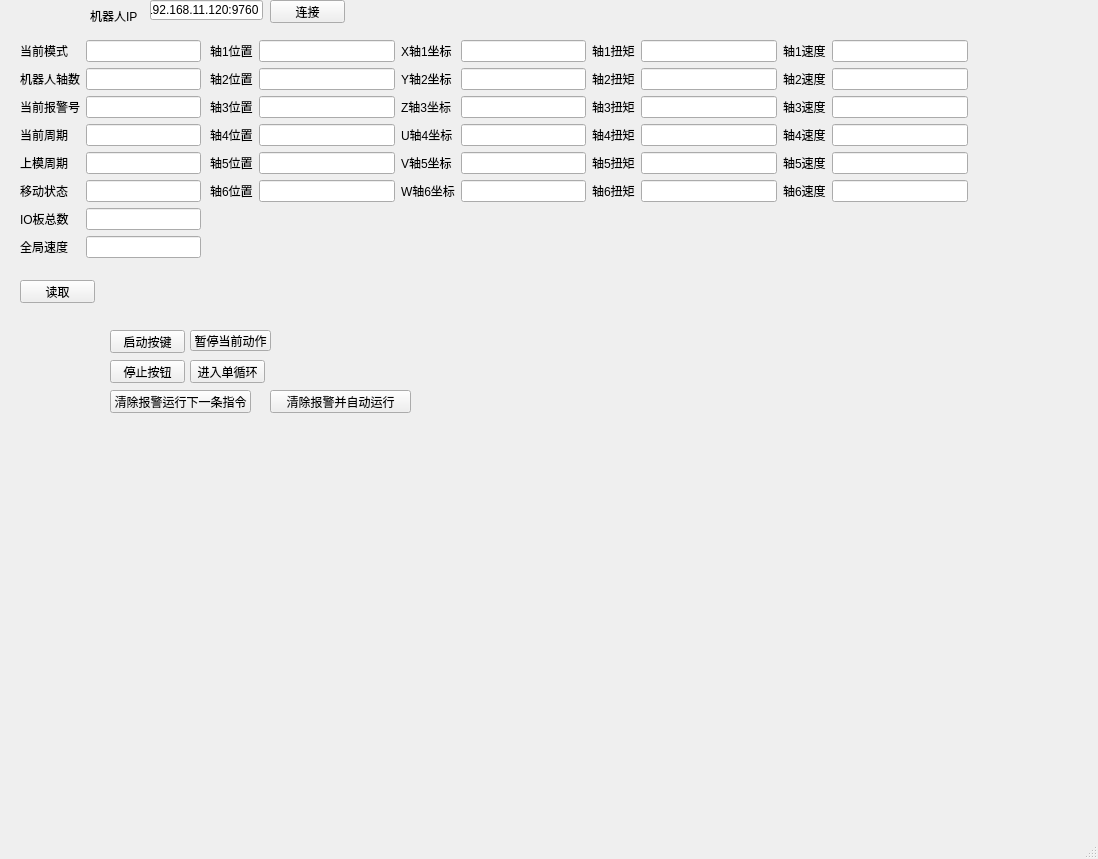
Before: the Qt Designer form ui/control.ui in uofjava/qt_huacheng_iot, drawn with Qt 5.
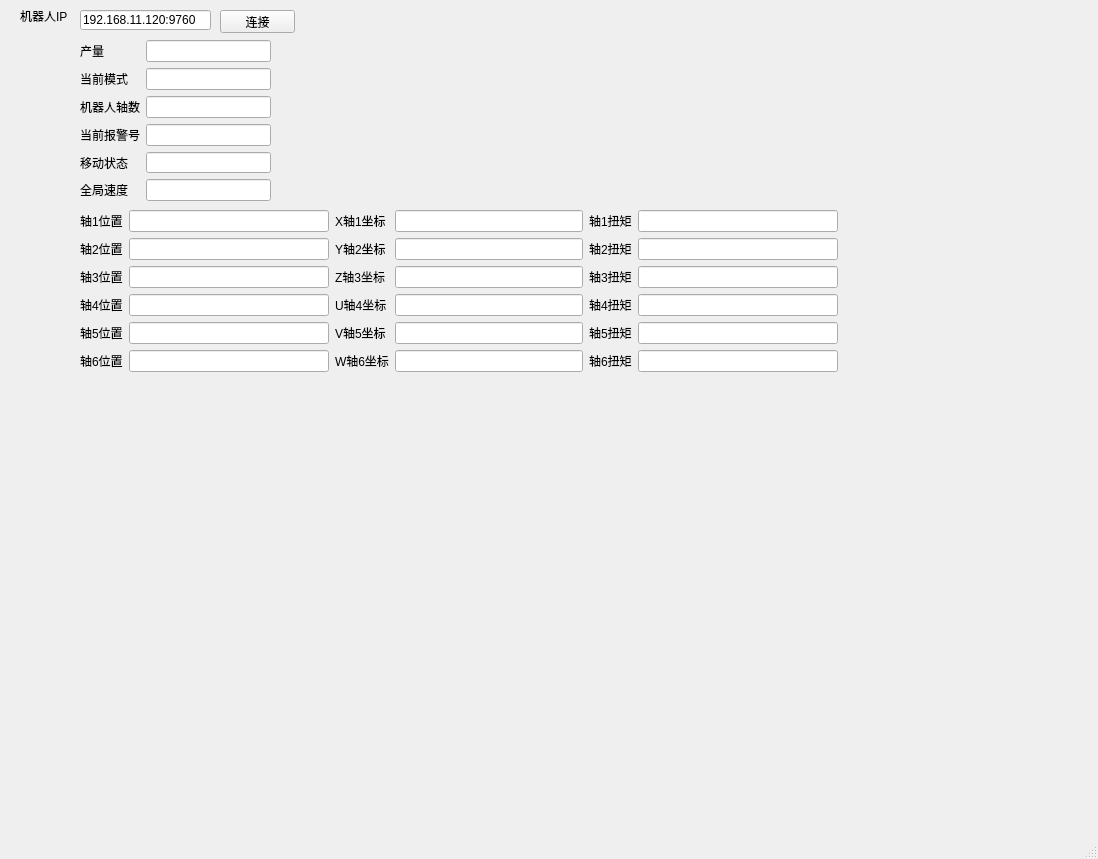
After: the same form once the commit is applied.

Diff of the .ui file:
```diff
--- a/ui/control.ui
+++ b/ui/control.ui
@@ -17,8 +17,8 @@
    <widget class="QWidget" name="layoutWidget">
     <property name="geometry">
      <rect>
-      <x>210</x>
-      <y>40</y>
+      <x>80</x>
+      <y>210</y>
       <width>758</width>
       <height>182</height>
      </rect>
@@ -216,141 +216,40 @@
        </item>
       </layout>
      </item>
-     <item>
-      <layout class="QFormLayout" name="formLayout_7">
-       <item row="0" column="0">
-        <widget class="QLabel" name="Label_26">
-         <property name="text">
-          <string>轴1速度</string>
-         </property>
-        </widget>
-       </item>
-       <item row="0" column="1">
-        <widget class="QLineEdit" name="LineEdit_38"/>
-       </item>
-       <item row="1" column="0">
-        <widget class="QLabel" name="Label_27">
-         <property name="text">
-          <string>轴2速度</string>
-         </property>
-        </widget>
-       </item>
-       <item row="1" column="1">
-        <widget class="QLineEdit" name="LineEdit_39"/>
-       </item>
-       <item row="2" column="0">
-        <widget class="QLabel" name="Label_28">
-         <property name="text">
-          <string>轴3速度</string>
-         </property>
-        </widget>
-       </item>
-       <item row="2" column="1">
-        <widget class="QLineEdit" name="LineEdit_40"/>
-       </item>
-       <item row="3" column="0">
-        <widget class="QLabel" name="Label_29">
-         <property name="text">
-          <string>轴4速度</string>
-         </property>
-        </widget>
-       </item>
-       <item row="3" column="1">
-        <widget class="QLineEdit" name="LineEdit_41"/>
-       </item>
-       <item row="4" column="0">
-        <widget class="QLabel" name="Label_30">
-         <property name="text">
-          <string>轴5速度</string>
-         </property>
-        </widget>
-       </item>
-       <item row="4" column="1">
-        <widget class="QLineEdit" name="LineEdit_42"/>
-       </item>
-       <item row="5" column="0">
-        <widget class="QLabel" name="Label_31">
-         <property name="text">
-          <string>轴6速度</string>
-         </property>
-        </widget>
-       </item>
-       <item row="5" column="1">
-        <widget class="QLineEdit" name="LineEdit_43"/>
-       </item>
-      </layout>
-     </item>
     </layout>
    </widget>
-   <widget class="QPushButton" name="pushButton_4">
-    <property name="geometry">
-     <rect>
-      <x>110</x>
-      <y>330</y>
-      <width>75</width>
-      <height>23</height>
-     </rect>
-    </property>
-    <property name="text">
-     <string>启动按键</string>
-    </property>
-   </widget>
    <widget class="QWidget" name="formLayoutWidget_4">
     <property name="geometry">
      <rect>
-      <x>20</x>
+      <x>80</x>
       <y>40</y>
-      <width>181</width>
-      <height>234</height>
+      <width>191</width>
+      <height>161</height>
      </rect>
     </property>
     <layout class="QFormLayout" name="formLayout_8">
-     <item row="0" column="0">
-      <widget class="QLabel" name="Label_32">
-       <property name="text">
-        <string>当前模式</string>
-       </property>
-      </widget>
-     </item>
      <item row="0" column="1">
       <widget class="QLineEdit" name="LineEdit_44"/>
      </item>
-     <item row="1" column="0">
+     <item row="3" column="0">
       <widget class="QLabel" name="Label_33">
        <property name="text">
         <string>机器人轴数</string>
        </property>
       </widget>
      </item>
-     <item row="1" column="1">
-      <widget class="QLineEdit" name="LineEdit_45"/>
-     </item>
-     <item row="2" column="0">
-      <widget class="QLabel" name="Label_34">
-       <property name="text">
-        <string>当前报警号</string>
-       </property>
-      </widget>
-     </item>
-     <item row="2" column="1">
+     <item row="3" column="1">
       <widget class="QLineEdit" name="LineEdit_46"/>
      </item>
-     <item row="3" column="0">
-      <widget class="QLabel" name="Label_35">
-       <property name="text">
-        <string>当前周期</string>
-       </property>
-      </widget>
-     </item>
      <item row="4" column="0">
-      <widget class="QLabel" name="Label_36">
+      <widget class="QLabel" name="Label_34">
        <property name="text">
-        <string>上模周期</string>
+        <string>当前报警号</string>
        </property>
       </widget>
      </item>
      <item row="4" column="1">
-      <widget class="QLineEdit" name="LineEdit_48"/>
+      <widget class="QLineEdit" name="LineEdit_47"/>
      </item>
      <item row="5" column="0">
       <widget class="QLabel" name="Label_37">
@@ -360,51 +259,42 @@
       </widget>
      </item>
      <item row="5" column="1">
-      <widget class="QLineEdit" name="LineEdit_49"/>
+      <widget class="QLineEdit" name="LineEdit_48"/>
      </item>
      <item row="6" column="0">
-      <widget class="QLabel" name="iOLabel">
-       <property name="text">
-        <string>IO板总数</string>
-       </property>
-      </widget>
-     </item>
-     <item row="6" column="1">
-      <widget class="QLineEdit" name="iOLineEdit"/>
-     </item>
-     <item row="7" column="0">
       <widget class="QLabel" name="Label_38">
        <property name="text">
         <string>全局速度</string>
        </property>
       </widget>
      </item>
-     <item row="7" column="1">
-      <widget class="QLineEdit" name="LineEdit_50"/>
+     <item row="6" column="1">
+      <widget class="QLineEdit" name="LineEdit_49"/>
      </item>
-     <item row="3" column="1">
-      <widget class="QLineEdit" name="LineEdit_47"/>
+     <item row="1" column="0">
+      <widget class="QLabel" name="Label_32">
+       <property name="text">
+        <string>当前模式</string>
+       </property>
+      </widget>
+     </item>
+     <item row="0" column="0">
+      <widget class="QLabel" name="Label">
+       <property name="text">
+        <string>产量</string>
+       </property>
+      </widget>
+     </item>
+     <item row="1" column="1">
+      <widget class="QLineEdit" name="LineEdit_45"/>
      </item>
     </layout>
    </widget>
-   <widget class="QPushButton" name="pushButton_2">
-    <property name="geometry">
-     <rect>
-      <x>190</x>
-      <y>330</y>
-      <width>81</width>
-      <height>21</height>
-     </rect>
-    </property>
-    <property name="text">
-     <string>暂停当前动作</string>
-    </property>
-   </widget>
    <widget class="QPushButton" name="Cont_PB">
     <property name="geometry">
      <rect>
-      <x>270</x>
-      <y>0</y>
+      <x>220</x>
+      <y>10</y>
       <width>75</width>
       <height>23</height>
      </rect>
@@ -413,77 +303,12 @@
      <string>连接</string>
     </property>
    </widget>
-   <widget class="QPushButton" name="pushButton_6">
-    <property name="geometry">
-     <rect>
-      <x>110</x>
-      <y>390</y>
-      <width>141</width>
-      <height>23</height>
-     </rect>
-    </property>
-    <property name="text">
-     <string>清除报警运行下一条指令</string>
-    </property>
-   </widget>
-   <widget class="QPushButton" name="pushButton_7">
-    <property name="geometry">
-     <rect>
-      <x>270</x>
-      <y>390</y>
-      <width>141</width>
-      <height>23</height>
-     </rect>
-    </property>
-    <property name="text">
-     <string>清除报警并自动运行</string>
-    </property>
-   </widget>
-   <widget class="QPushButton" name="pushButton_5">
-    <property name="geometry">
-     <rect>
-      <x>110</x>
-      <y>360</y>
-      <width>75</width>
-      <height>23</height>
-     </rect>
-    </property>
-    <property name="text">
-     <string>停止按钮</string>
-    </property>
-   </widget>
-   <widget class="QPushButton" name="pushButton_3">
-    <property name="geometry">
-     <rect>
-      <x>190</x>
-      <y>360</y>
-      <width>75</width>
-      <height>23</height>
-     </rect>
-    </property>
-    <property name="text">
-     <string>进入单循环</string>
-    </property>
-   </widget>
-   <widget class="QPushButton" name="reader">
-    <property name="geometry">
-     <rect>
-      <x>20</x>
-      <y>280</y>
-      <width>75</width>
-      <height>23</height>
-     </rect>
-    </property>
-    <property name="text">
-     <string>读取</string>
-    </property>
-   </widget>
    <widget class="QLineEdit" name="ip_lineEdit">
     <property name="geometry">
      <rect>
-      <x>150</x>
-      <y>0</y>
-      <width>113</width>
+      <x>80</x>
+      <y>10</y>
+      <width>131</width>
       <height>20</height>
      </rect>
     </property>
@@ -494,7 +319,7 @@
    <widget class="QLabel" name="label">
     <property name="geometry">
      <rect>
-      <x>90</x>
+      <x>20</x>
       <y>10</y>
       <width>54</width>
       <height>12</height>
```
